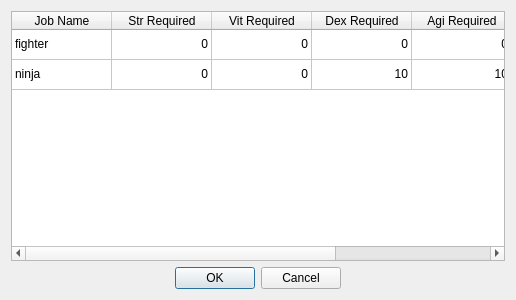
Above: forms/selectjobdialog.ui from SamuelPossamai/SimpleGameOfMine before the change. Below: the same form after it.
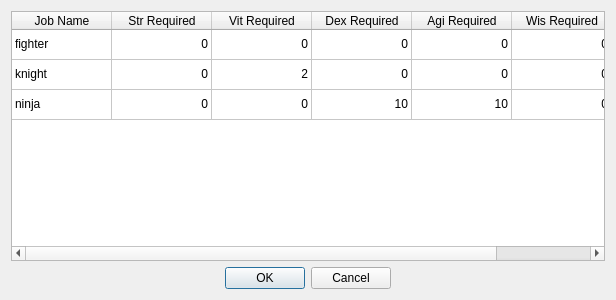
That is the form after the change.

Patch:
```diff
--- a/forms/selectjobdialog.ui
+++ b/forms/selectjobdialog.ui
@@ -6,7 +6,7 @@
    <rect>
     <x>0</x>
     <y>0</y>
-    <width>516</width>
+    <width>616</width>
     <height>300</height>
    </rect>
   </property>
@@ -36,6 +36,11 @@
        <string>Fighter</string>
       </property>
      </row>
+     <row>
+      <property name="text">
+       <string>Knight</string>
+      </property>
+     </row>
      <row>
       <property name="text">
        <string>Ninja</string>
@@ -118,7 +123,7 @@
      </item>
      <item row="1" column="0">
       <property name="text">
-       <string>ninja</string>
+       <string>knight</string>
       </property>
      </item>
      <item row="1" column="1">
@@ -131,7 +136,7 @@
      </item>
      <item row="1" column="2">
       <property name="text">
-       <string>0</string>
+       <string>2</string>
       </property>
       <property name="textAlignment">
        <set>AlignTrailing|AlignVCenter</set>
@@ -139,7 +144,7 @@
      </item>
      <item row="1" column="3">
       <property name="text">
-       <string>10</string>
+       <string>0</string>
       </property>
       <property name="textAlignment">
        <set>AlignTrailing|AlignVCenter</set>
@@ -147,7 +152,7 @@
      </item>
      <item row="1" column="4">
       <property name="text">
-       <string>10</string>
+       <string>0</string>
       </property>
       <property name="textAlignment">
        <set>AlignTrailing|AlignVCenter</set>
@@ -161,6 +166,51 @@
        <set>AlignTrailing|AlignVCenter</set>
       </property>
      </item>
+     <item row="2" column="0">
+      <property name="text">
+       <string>ninja</string>
+      </property>
+     </item>
+     <item row="2" column="1">
+      <property name="text">
+       <string>0</string>
+      </property>
+      <property name="textAlignment">
+       <set>AlignTrailing|AlignVCenter</set>
+      </property>
+     </item>
+     <item row="2" column="2">
+      <property name="text">
+       <string>0</string>
+      </property>
+      <property name="textAlignment">
+       <set>AlignTrailing|AlignVCenter</set>
+      </property>
+     </item>
+     <item row="2" column="3">
+      <property name="text">
+       <string>10</string>
+      </property>
+      <property name="textAlignment">
+       <set>AlignTrailing|AlignVCenter</set>
+      </property>
+     </item>
+     <item row="2" column="4">
+      <property name="text">
+       <string>10</string>
+      </property>
+      <property name="textAlignment">
+       <set>AlignTrailing|AlignVCenter</set>
+      </property>
+     </item>
+     <item row="2" column="5">
+      <property name="text">
+       <string>0</string>
+      </property>
+      <property name="textAlignment">
+       <set>AlignTrailing|AlignVCenter</set>
+      </property>
+     </item>
     </widget>
    </item>
    <item>
```
